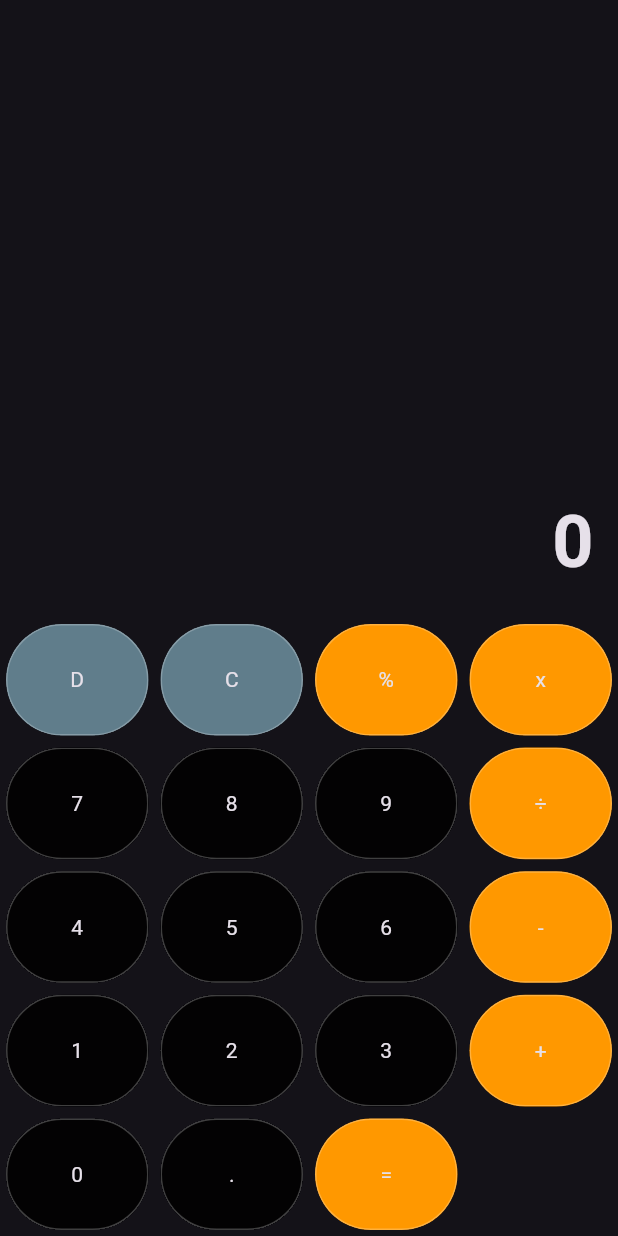
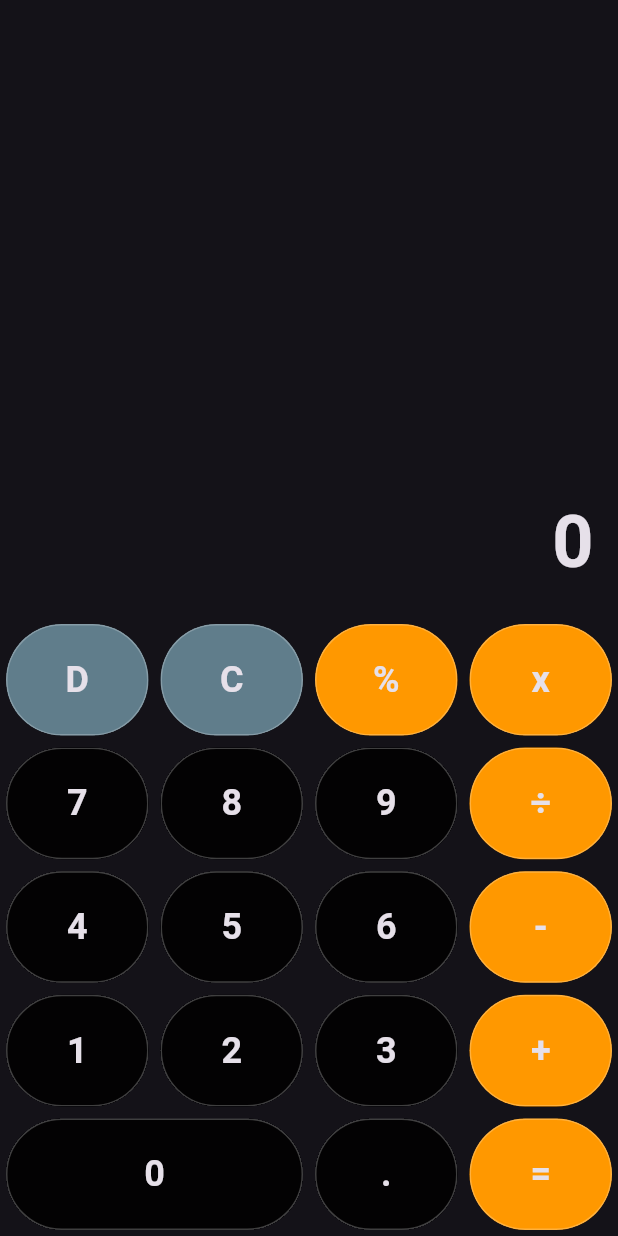
Before and after one commit to adeenazara2002/Calculator-App, a Flutter app: the screen it shows after launch, on a phone screen of 412 x 824 dp. Run offline on Flutter 3.47's test engine with Material 3 defaults, Android fonts, the phone set to English and light mode, and no system bars; missing offline and left inert: dart:html.

Commit message:
Calculator

```diff
--- a/lib/calculator_screen.dart
+++ b/lib/calculator_screen.dart
@@ -46,7 +46,8 @@ class _CalculatorScreenState extends State<CalculatorScreen> {
               children: Btn.buttonValues
                   .map(
                     (value) => SizedBox(
-                        width: ScreenSize.width / 4,
+                        width: value==Btn.n0?ScreenSize.width/2
+                        : (ScreenSize.width / 4),
                         height: ScreenSize.width / 5,
                         child: buildButton(value)),
                   )
@@ -62,7 +63,26 @@ class _CalculatorScreenState extends State<CalculatorScreen> {
     return Padding(
       padding: const EdgeInsets.all(4.0),
       child: Material(
-        color: [Btn.del, Btn.clr].contains(value)
+        color: getBtnColor(value),
+        clipBehavior: Clip.hardEdge,
+        shape: OutlineInputBorder(
+          borderRadius: BorderRadius.circular(100),
+          borderSide: const BorderSide(
+            color: Colors.white24,
+          ),
+        ),
+        child: InkWell(
+          onTap: () {},
+          child: Center(child: Text(value, style: const TextStyle(fontWeight: FontWeight.bold , fontSize: 24),
+          )
+          ),
+        ),
+      ),
+    );
+  }
+
+  Color getBtnColor(value){
+    return [Btn.del, Btn.clr].contains(value)
             ? Colors.blueGrey
             : [
                 Btn.per,
@@ -73,19 +93,6 @@ class _CalculatorScreenState extends State<CalculatorScreen> {
                 Btn.calculate,
               ].contains(value)
                 ? Colors.orange
-                : Colors.black87,
-        clipBehavior: Clip.hardEdge,
-        shape: OutlineInputBorder(
-          borderRadius: BorderRadius.circular(100),
-          borderSide: const BorderSide(
-            color: Colors.white24,
-          ),
-        ),
-        child: InkWell(
-          onTap: () {},
-          child: Center(child: Text(value)),
-        ),
-      ),
-    );
+                : Colors.black87;
   }
 }
```
